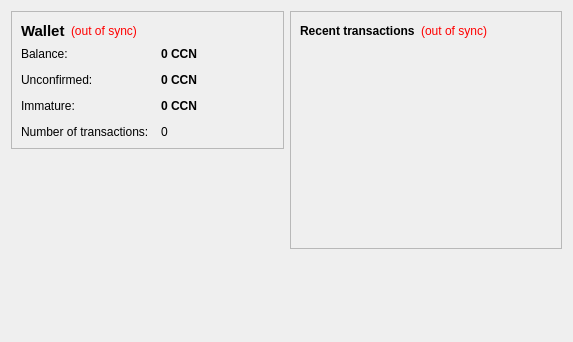
This is src/qt/forms/overviewpage.ui in Cannacoin-Project/Cannacoin as Qt 5 draws it before an edit. The edited form follows.
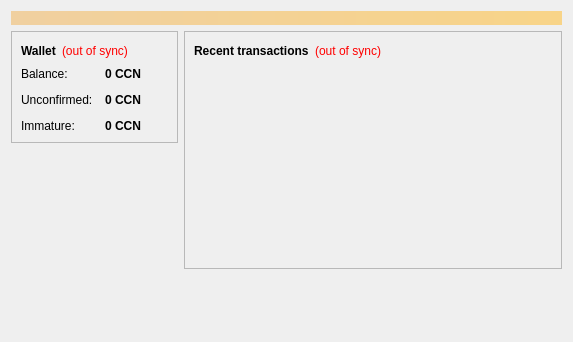
This is the edited form.

Patch:
```diff
--- a/src/qt/forms/overviewpage.ui
+++ b/src/qt/forms/overviewpage.ui
@@ -13,7 +13,25 @@
   <property name="windowTitle">
    <string>Form</string>
   </property>
-  <layout class="QHBoxLayout" name="horizontalLayout" stretch="1,1">
+  <layout class="QVBoxLayout" name="topLayout">
+   <item>
+    <widget class="QLabel" name="labelAlerts">
+     <property name="visible">
+      <bool>false</bool>
+     </property>
+     <property name="styleSheet">
+      <string notr="true">background-color: qlineargradient(x1: 0, y1: 0, x2: 1, y2: 0, stop:0 #F0D0A0, stop:1 #F8D488); color:#000000;</string>
+     </property>
+     <property name="wordWrap">
+      <bool>true</bool>
+     </property>
+     <property name="margin">
+      <number>3</number>
+     </property>
+    </widget>
+   </item>
+   <item>
+    <layout class="QHBoxLayout" name="horizontalLayout" stretch="0,1">
    <item>
     <layout class="QVBoxLayout" name="verticalLayout_2">
      <item>
@@ -31,7 +49,6 @@
            <widget class="QLabel" name="label_5">
             <property name="font">
              <font>
-              <pointsize>11</pointsize>
               <weight>75</weight>
               <bold>true</bold>
              </font>
@@ -44,7 +61,7 @@
           <item>
            <widget class="QLabel" name="labelWalletStatus">
             <property name="toolTip">
-             <string>The displayed information may be out of date. Your wallet automatically synchronizes with the CannaCoin network after a connection is established, but this process has not completed yet.</string>
+               <string>The displayed information may be out of date. Your wallet automatically synchronizes with the Cannacoin network after a connection is established, but this process has not completed yet.</string>
             </property>
             <property name="styleSheet">
              <string notr="true">QLabel { color: red; }</string>
@@ -141,23 +158,6 @@
             </property>
            </widget>
           </item>
-          <item row="3" column="0">
-           <widget class="QLabel" name="label_2">
-            <property name="text">
-             <string>Number of transactions:</string>
-            </property>
-           </widget>
-          </item>
-          <item row="3" column="1">
-           <widget class="QLabel" name="labelNumTransactions">
-            <property name="toolTip">
-             <string>Total number of transactions in wallet</string>
-            </property>
-            <property name="text">
-             <string notr="true">0</string>
-            </property>
-           </widget>
-          </item>
           <item row="2" column="0">
            <widget class="QLabel" name="labelImmatureText">
             <property name="text">
@@ -189,6 +189,13 @@
        </layout>
       </widget>
      </item>
+       <item>
+        <widget class="QLabel" name="label_2">
+         <property name="text">
+          <string/>
+         </property>
+        </widget>
+       </item>
      <item>
       <spacer name="verticalSpacer">
        <property name="orientation">
@@ -227,7 +234,7 @@
           <item>
            <widget class="QLabel" name="labelTransactionsStatus">
             <property name="toolTip">
-             <string>The displayed information may be out of date. Your wallet automatically synchronizes with the CannaCoin network after a connection is established, but this process has not completed yet.</string>
+               <string>The displayed information may be out of date. Your wallet automatically synchronizes with the Cannacoin network after a connection is established, but this process has not completed yet.</string>
             </property>
             <property name="styleSheet">
              <string notr="true">QLabel { color: red; }</string>
@@ -289,6 +296,8 @@
         </size>
        </property>
       </spacer>
+       </item>
+      </layout>
      </item>
     </layout>
    </item>
```
Lines whose indentation alone changed are shown as unchanged.
